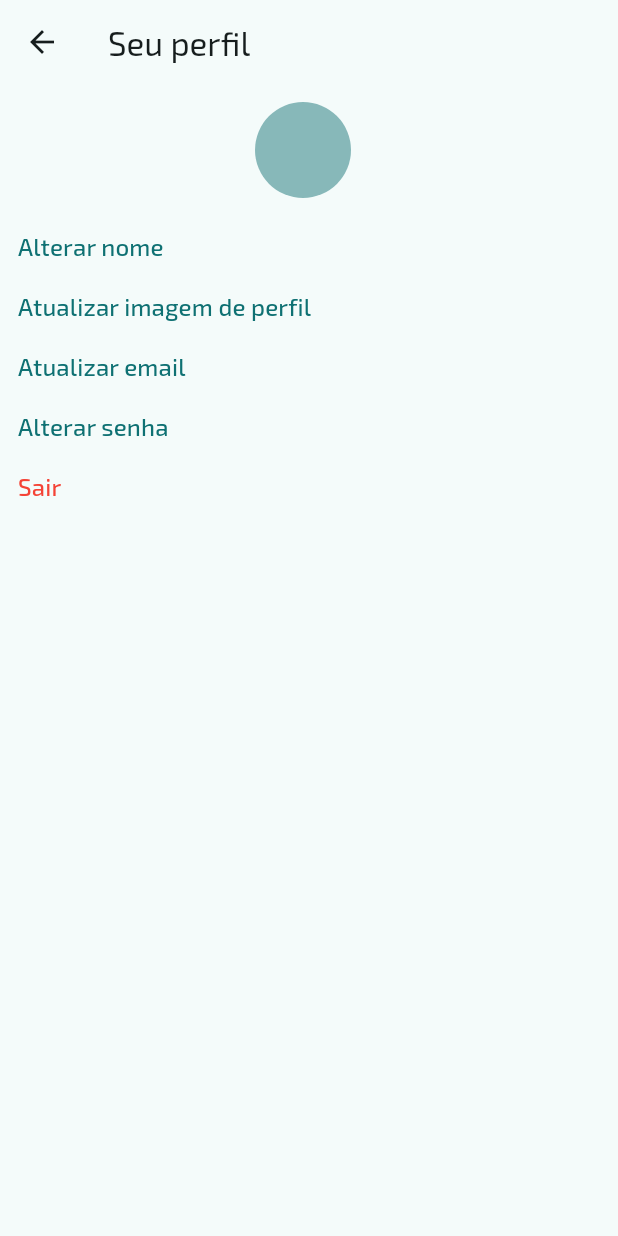
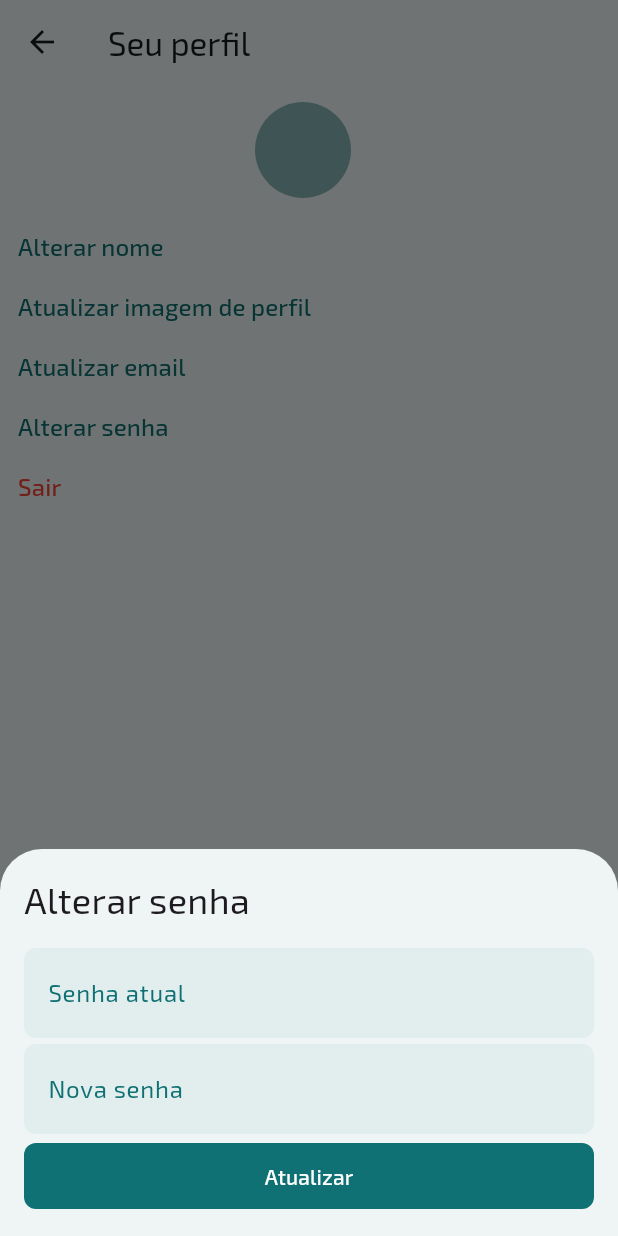
Before and after one commit to br-adriel/flutter-meu-gabarito, a Flutter app: the ProfileScreen screen opened directly, after a tap on "Alterar senha", on a phone screen of 412 x 824 dp. Run offline on Flutter 3.47's test engine with Material 3 defaults, Android fonts, the light colour scheme and no system bars; our stand-ins replace email_validator, firebase_auth, firebase_core, firebase_storage, flutter_dotenv, flutter_mobx and 3 more; accounts and stored records are empty; generated files the repository leaves out were written again.

Commit message:
feat: Add UpdatePasswordBottomSheet on profile screen

```diff
--- a/lib/screens/profile/main.dart
+++ b/lib/screens/profile/main.dart
@@ -1,5 +1,6 @@
 import 'package:flutter/material.dart';
 import 'package:meu_gabarito/screens/profile/widgets/upate_email_bottom_sheet.dart';
+import 'package:meu_gabarito/screens/profile/widgets/update_password_bottom_sheet.dart';
 import 'package:meu_gabarito/screens/profile/widgets/update_profile_image_bottom_sheet.dart';
 import 'package:meu_gabarito/screens/profile/widgets/update_user_name_bottom_sheet.dart';
 import 'package:meu_gabarito/screens/profile/widgets/user_info.dart';
@@ -48,7 +49,13 @@ class ProfileScreen extends StatelessWidget {
                     ),
                     text: "Atualizar email",
                   ),
-                  LeftAlignTextButton(onPressed: () {}, text: "Alterar senha"),
+                  LeftAlignTextButton(
+                      onPressed: () => showModalBottomSheet(
+                            context: context,
+                            builder: (context) =>
+                                const UpdatePasswordBottomSheet(),
+                          ),
+                      text: "Alterar senha"),
                   const LogoutButton(),
                 ],
               ),
```
